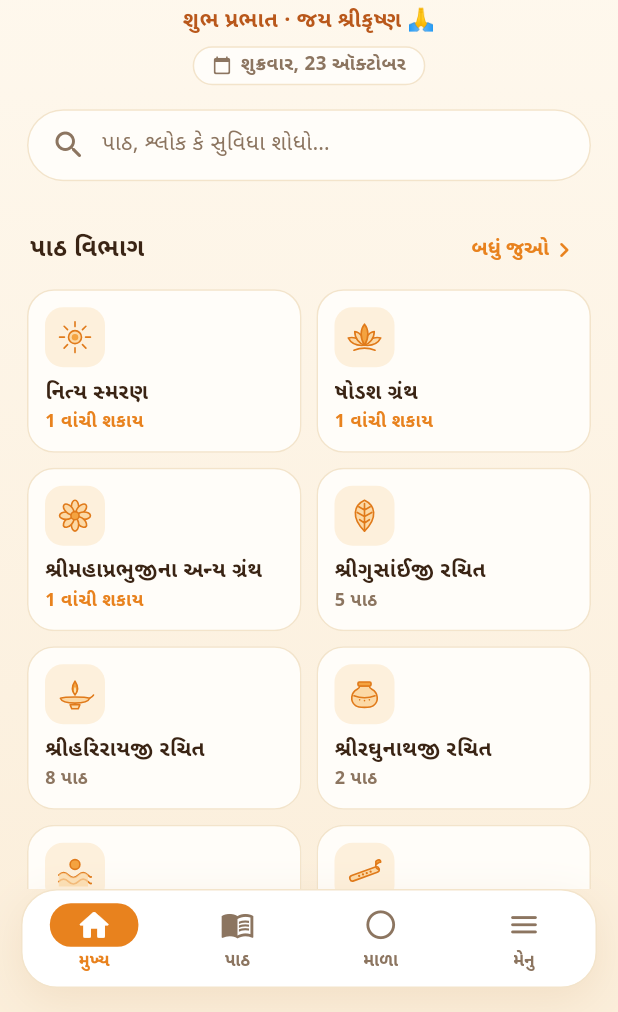
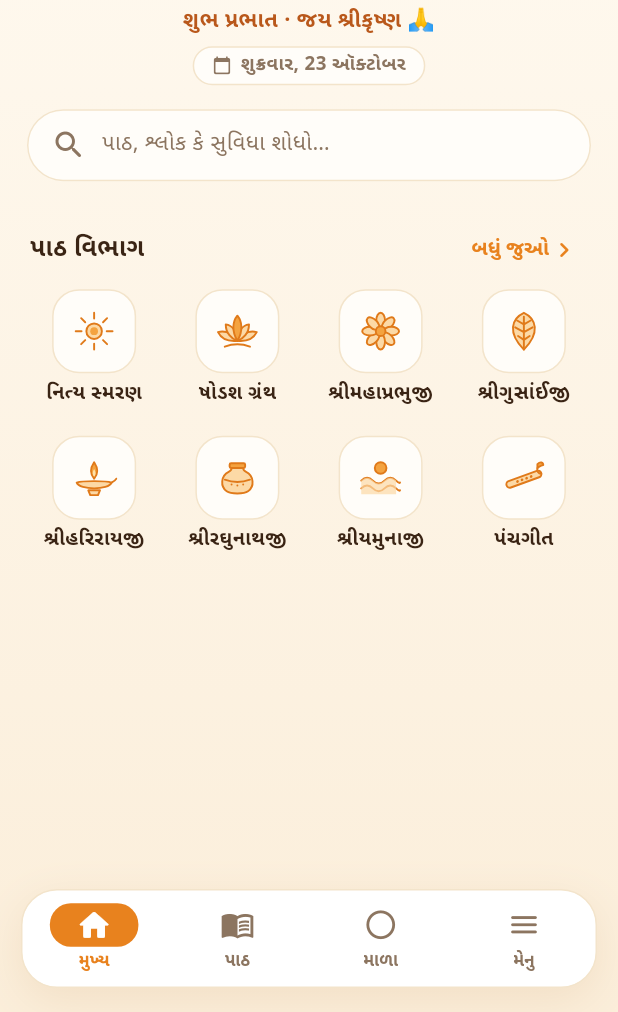
Before and after one commit to chinmaymodi24/pushtimarg-nitya-path, a Flutter app: the screen it shows after launch, on a phone screen of 412 x 824 dp, the part 224-1236 px from its top. Run offline on Flutter 3.47's test engine with Material 3 defaults, Android fonts, the phone set to English and light mode, and no system bars; our stand-ins replace flutter_svg, get, get_storage.

Commit message:
Home: path sections back in the 4-column icon grid with short names
Co-Authored-By: Claude Opus 5.5 <noreply@anthropic.com>
Claude-Session: https://claude.ai/code/session_01GGw6umaZzkZjSnBB44UrMi

```diff
--- a/lib/core/translations/app_translations.dart
+++ b/lib/core/translations/app_translations.dart
@@ -200,6 +200,17 @@ class AppTranslations extends Translations {
     'cat_kavach_sub': "નારાયણ કવચ, સુદર્શન કવચ",
     'cat_siddhant_sub': "નિત્ય સેવા, બ્રહ્મસંબંધ, પાંચ તત્ત્વ",
     'all_categories': "વિભાગ",
+    'cat_nitya_short': "નિત્ય સ્મરણ",
+    'cat_shodash_short': "ષોડશ ગ્રંથ",
+    'cat_mahaprabhuji_short': "શ્રીમહાપ્રભુજી",
+    'cat_gusaiji_short': "શ્રીગુસાંઈજી",
+    'cat_hariraiji_short': "શ્રીહરિરાયજી",
+    'cat_raghunathji_short': "શ્રીરઘુનાથજી",
+    'cat_yamunaji_short': "શ્રીયમુનાજી",
+    'cat_geet_short': "પંચગીત",
+    'cat_dhol_short': "ધોળ-પદ",
+    'cat_kavach_short': "કવચ",
+    'cat_siddhant_short': "સિદ્ધાંત",
   };
 
   static const _hi = {
@@ -393,6 +404,17 @@ class AppTranslations extends Translations {
     'cat_kavach_sub': "नारायण कवच, सुदर्शन कवच",
     'cat_siddhant_sub': "नित्य सेवा, ब्रह्मसम्बन्ध, पाँच तत्त्व",
     'all_categories': "विभाग",
+    'cat_nitya_short': "नित्य स्मरण",
+    'cat_shodash_short': "षोडश ग्रन्थ",
+    'cat_mahaprabhuji_short': "श्रीमहाप्रभुजी",
+    'cat_gusaiji_short': "श्रीगुसाँईजी",
+    'cat_hariraiji_short': "श्रीहरिरायजी",
+    'cat_raghunathji_short': "श्रीरघुनाथजी",
+    'cat_yamunaji_short': "श्रीयमुनाजी",
+    'cat_geet_short': "पंचगीत",
+    'cat_dhol_short': "धोळ-पद",
+    'cat_kavach_short': "कवच",
+    'cat_siddhant_short': "सिद्धान्त",
   };
 
   static const _en = {
@@ -586,5 +608,16 @@ class AppTranslations extends Translations {
     'cat_kavach_sub': "Narayan Kavach, Sudarshan Kavach",
     'cat_siddhant_sub': "Daily seva, Brahmasambandh, five tattvas",
     'all_categories': "Sections",
+    'cat_nitya_short': "Daily",
+    'cat_shodash_short': "Shodash",
+    'cat_mahaprabhuji_short': "Mahaprabhuji",
+    'cat_gusaiji_short': "Gusaiji",
+    'cat_hariraiji_short': "Hariraiji",
+    'cat_raghunathji_short': "Raghunathji",
+    'cat_yamunaji_short': "Yamunaji",
+    'cat_geet_short': "Panchgeet",
+    'cat_dhol_short': "Dhol",
+    'cat_kavach_short': "Kavach",
+    'cat_siddhant_short': "Siddhant",
   };
 }
--- a/lib/data/models/category.dart
+++ b/lib/data/models/category.dart
@@ -9,6 +9,9 @@ class PathCategory {
 
   String get nameKey => 'cat_$id';
   String get subKey => 'cat_${id}_sub';
+
+  /// Short name for the Home grid.
+  String get shortKey => 'cat_${id}_short';
 }
 
 const categoryList = <PathCategory>[
--- a/lib/modules/home/home_view.dart
+++ b/lib/modules/home/home_view.dart
@@ -153,7 +153,7 @@ class _SectionTitle extends StatelessWidget {
   }
 }
 
-/// The first eight sections of the Paths tab, two to a row.
+/// The first eight sections of the Paths tab, four to a row.
 class _SectionGrid extends StatelessWidget {
   const _SectionGrid();
 
@@ -161,95 +161,51 @@ class _SectionGrid extends StatelessWidget {
 
   @override
   Widget build(BuildContext context) {
-    final items = categoryList.take(_shown).toList();
-    return Column(
+    final p = context.pal;
+    return GridView(
+      shrinkWrap: true,
+      physics: const NeverScrollableScrollPhysics(),
+      padding: EdgeInsets.zero,
+      gridDelegate: SliverGridDelegateWithFixedCrossAxisCount(
+        crossAxisCount: 4,
+        mainAxisSpacing: 12,
+        crossAxisSpacing: 6,
+        // Tile, gap and a label that grows with the phone's font size.
+        mainAxisExtent: 61 + MediaQuery.textScalerOf(context).scale(13) * 1.9,
+      ),
       children: [
-        for (var i = 0; i < items.length; i += 2)
-          Padding(
-            padding: EdgeInsets.only(top: i == 0 ? 0 : 10),
-            child: IntrinsicHeight(
-              child: Row(
-                crossAxisAlignment: CrossAxisAlignment.stretch,
-                children: [
-                  Expanded(child: _SectionTile(items[i])),
-                  const SizedBox(width: 10),
-                  Expanded(
-                    child: i + 1 < items.length
-                        ? _SectionTile(items[i + 1])
-                        : const SizedBox(),
-                  ),
-                ],
-              ),
-            ),
-          ),
-      ],
-    );
-  }
-}
-
-class _SectionTile extends StatelessWidget {
-  const _SectionTile(this.c);
-  final PathCategory c;
-
-  @override
-  Widget build(BuildContext context) {
-    final p = context.pal;
-    final paths = Get.find<PathRepository>().forCategory(c.id);
-    final ready = paths.where((x) => x.available).length;
-    return Material(
-      color: p.card,
-      shape: RoundedRectangleBorder(
-        borderRadius: BorderRadius.circular(18),
-        side: BorderSide(color: p.cardBorder),
-      ),
-      child: InkWell(
-        borderRadius: BorderRadius.circular(18),
+        for (final c in categoryList.take(_shown))
+          GestureDetector(
+            behavior: HitTestBehavior.opaque,
             onTap: () => Get.toNamed(Routes.category, arguments: c.id),
-        child: Padding(
-          padding: const EdgeInsets.fromLTRB(12, 12, 10, 12),
             child: Column(
-            crossAxisAlignment: CrossAxisAlignment.start,
               children: [
                 Container(
-                width: 40,
-                height: 40,
+                  width: 56,
+                  height: 56,
                   alignment: Alignment.center,
                   decoration: BoxDecoration(
-                  color: p.iconTile,
-                  borderRadius: BorderRadius.circular(12),
+                    color: p.card,
+                    borderRadius: BorderRadius.circular(18),
+                    border: Border.all(color: p.cardBorder),
                   ),
-                child: SvgIcon(c.icon, size: 26),
+                  child: SvgIcon(c.icon, size: 31),
                 ),
-              const SizedBox(height: 8),
+                const SizedBox(height: 5),
                 Text(
-                c.nameKey.tr,
-                maxLines: 2,
-                overflow: TextOverflow.ellipsis,
-                style: TextStyle(
-                  fontSize: 14,
-                  height: 1.3,
-                  fontWeight: FontWeight.w700,
-                  color: p.text,
-                ),
-              ),
-              const Spacer(),
-              const SizedBox(height: 2),
-              Text(
-                ready > 0
-                    ? 'n_ready'.trParams({'n': '$ready'})
-                    : 'n_paths'.trParams({'n': '${paths.length}'}),
+                  c.shortKey.tr,
                   maxLines: 1,
                   overflow: TextOverflow.ellipsis,
                   style: TextStyle(
-                  fontSize: 12,
-                  fontWeight: FontWeight.w600,
-                  color: ready > 0 ? p.primary : p.subtext,
+                    fontSize: 13,
+                    fontWeight: FontWeight.w700,
+                    color: p.text,
                   ),
                 ),
               ],
             ),
           ),
-      ),
+      ],
     );
   }
 }
```
Lines whose indentation alone changed are shown as unchanged.
